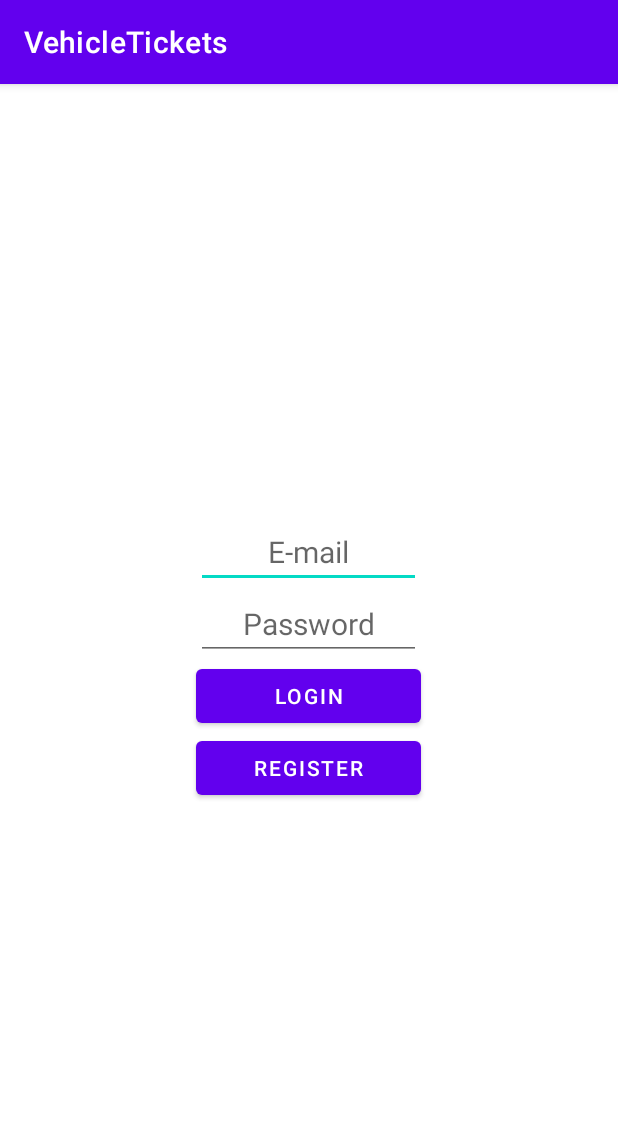
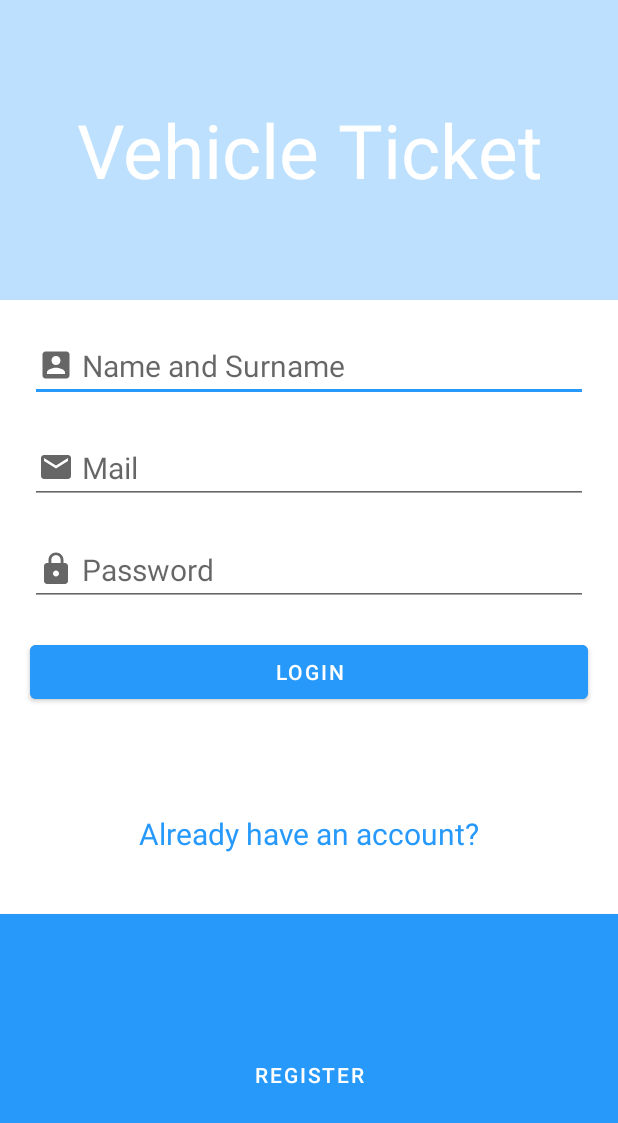
Before and after one commit to utkusaglm/PlaneTicketSystem, an Android app: the screen it shows after launch (LoginActivity), on a phone screen of 412 x 824 dp. Shown: the top 1123 px of the screen. Run offline under Robolectric (Android 15) with nearby library versions, the phone set to English and light mode, and no system bars; our stand-ins replace Firebase (no records; nobody signed in at launch, a user with empty details on screens opened directly).

Commit message:
Changed Layout files of LoginActivity.kt

```diff
--- a/app/build.gradle
+++ b/app/build.gradle
@@ -40,6 +40,8 @@ dependencies {
     implementation 'androidx.appcompat:appcompat:1.2.0'
     implementation 'com.google.android.material:material:1.3.0'
     implementation 'androidx.constraintlayout:constraintlayout:2.0.4'
+    implementation 'androidx.navigation:navigation-fragment:2.2.2'
+    implementation 'androidx.navigation:navigation-ui:2.2.2'
     testImplementation 'junit:junit:4.+'
     androidTestImplementation 'androidx.test.ext:junit:1.1.2'
     androidTestImplementation 'androidx.test.espresso:espresso-core:3.3.0'
--- a/app/src/main/AndroidManifest.xml
+++ b/app/src/main/AndroidManifest.xml
@@ -3,13 +3,13 @@
     package="com.example.vehicletickets">
 
     <application
-        android:usesCleartextTraffic="true"
         android:allowBackup="true"
         android:icon="@mipmap/ic_launcher"
         android:label="@string/app_name"
         android:roundIcon="@mipmap/ic_launcher_round"
         android:supportsRtl="true"
-        android:theme="@style/Theme.VehicleTickets">
+        android:theme="@style/Theme.VehicleTickets"
+        android:usesCleartextTraffic="true">
         <activity android:name=".RegisterActivity" />
         <activity android:name=".MainActivity" />
         <activity android:name=".LoginActivity">
--- a/app/src/main/java/com/example/vehicletickets/LoginActivity.kt
+++ b/app/src/main/java/com/example/vehicletickets/LoginActivity.kt
@@ -22,19 +22,19 @@ class LoginActivity : AppCompatActivity() {
         super.onCreate(savedInstanceState)
         setContentView(R.layout.activity_login)
         auth = Firebase.auth
-        emailEditText=findViewById(R.id.maillogintextView) as EditText
-        passwordEditText=findViewById(R.id.passlogintextView2) as EditText
+        emailEditText=findViewById(R.id.NameSurnameLogin) as EditText
+        passwordEditText=findViewById(R.id.PasswordLogin) as EditText
 
 
         ///if user already login
-        if(auth.currentUser!=null){
+        /*if(auth.currentUser!=null){
             val user = auth.currentUser
             val intent = Intent(this, MainActivity::class.java).apply {
 
             }
 
             startActivity(intent)
-        }
+        }*/
 
     }
 
--- /dev/null
+++ b/app/src/main/res/drawable/lockicon.xml
@@ -0,0 +1,10 @@
+<vector xmlns:android="http://schemas.android.com/apk/res/android"
+    android:width="24dp"
+    android:height="24dp"
+    android:viewportWidth="24"
+    android:viewportHeight="24"
+    android:tint="?attr/colorControlNormal">
+  <path
+      android:fillColor="@android:color/white"
+      android:pathData="M18,8h-1L17,6c0,-2.76 -2.24,-5 -5,-5S7,3.24 7,6v2L6,8c-1.1,0 -2,0.9 -2,2v10c0,1.1 0.9,2 2,2h12c1.1,0 2,-0.9 2,-2L20,10c0,-1.1 -0.9,-2 -2,-2zM12,17c-1.1,0 -2,-0.9 -2,-2s0.9,-2 2,-2 2,0.9 2,2 -0.9,2 -2,2zM15.1,8L8.9,8L8.9,6c0,-1.71 1.39,-3.1 3.1,-3.1 1.71,0 3.1,1.39 3.1,3.1v2z"/>
+</vector>
--- /dev/null
+++ b/app/src/main/res/drawable/mailicon.xml
@@ -0,0 +1,10 @@
+<vector xmlns:android="http://schemas.android.com/apk/res/android"
+    android:width="24dp"
+    android:height="24dp"
+    android:viewportWidth="24"
+    android:viewportHeight="24"
+    android:tint="?attr/colorControlNormal">
+  <path
+      android:fillColor="@android:color/white"
+      android:pathData="M20,4L4,4c-1.1,0 -1.99,0.9 -1.99,2L2,18c0,1.1 0.9,2 2,2h16c1.1,0 2,-0.9 2,-2L22,6c0,-1.1 -0.9,-2 -2,-2zM20,8l-8,5 -8,-5L4,6l8,5 8,-5v2z"/>
+</vector>
--- /dev/null
+++ b/app/src/main/res/drawable/profileicon.xml
@@ -0,0 +1,10 @@
+<vector xmlns:android="http://schemas.android.com/apk/res/android"
+    android:width="24dp"
+    android:height="24dp"
+    android:viewportWidth="24"
+    android:viewportHeight="24"
+    android:tint="?attr/colorControlNormal">
+  <path
+      android:fillColor="@color/wireframe"
+      android:pathData="M3,5v14c0,1.1 0.89,2 2,2h14c1.1,0 2,-0.9 2,-2L21,5c0,-1.1 -0.9,-2 -2,-2L5,3c-1.11,0 -2,0.9 -2,2zM15,9c0,1.66 -1.34,3 -3,3s-3,-1.34 -3,-3 1.34,-3 3,-3 3,1.34 3,3zM6,17c0,-2 4,-3.1 6,-3.1s6,1.1 6,3.1v1L6,18v-1z"/>
+</vector>
--- a/app/src/main/res/layout/activity_login.xml
+++ b/app/src/main/res/layout/activity_login.xml
@@ -10,45 +10,92 @@
     <LinearLayout
         android:layout_width="match_parent"
         android:layout_height="match_parent"
+        android:gravity="top"
         android:orientation="vertical"
         app:layout_constraintBottom_toBottomOf="parent"
         app:layout_constraintEnd_toEndOf="parent"
         app:layout_constraintStart_toStartOf="parent"
-        app:layout_constraintTop_toTopOf="parent"
-        android:gravity="center">
+        app:layout_constraintTop_toTopOf="parent">
+
+        <TextView
+            android:id="@+id/imageView"
+            android:layout_width="match_parent"
+            android:layout_height="200dp"
+            android:text="Vehicle Ticket"
+            android:textSize="50dp"
+            android:textColor="#fff"
+            android:gravity="center"
+            app:srcCompat="@drawable/loginname"
+            android:background="@color/wireframe"/>
 
         <EditText
-            android:id="@+id/maillogintextView"
-            android:layout_width="150dp"
-            android:textSize="20dp"
+            android:id="@+id/NameSurnameLogin"
+            android:layout_width="match_parent"
             android:layout_height="wrap_content"
-            android:gravity="center"
-            android:hint="E-mail" />
+            android:layout_marginLeft="20dp"
+            android:layout_marginTop="20dp"
+            android:layout_marginRight="20dp"
+            android:drawableStart="@drawable/profileicon"
+            android:drawablePadding="5dp"
+            android:hint="Name and Surname"
+            android:paddingLeft="5dp"
+            android:textSize="20sp" />
 
         <EditText
-            android:id="@+id/passlogintextView2"
+            android:id="@+id/MailLogin"
+            android:layout_width="match_parent"
             android:layout_height="wrap_content"
+            android:layout_marginLeft="20dp"
+            android:layout_marginTop="20dp"
+            android:layout_marginRight="20dp"
+            android:drawableStart="@drawable/mailicon"
+            android:drawablePadding="5dp"
+            android:hint="Mail"
+            android:paddingLeft="5dp"
+            android:textSize="20sp" />
+        <EditText
+            android:id="@+id/PasswordLogin"
+            android:layout_width="match_parent"
+            android:layout_height="wrap_content"
+            android:layout_marginLeft="20dp"
+            android:layout_marginTop="20dp"
+            android:layout_marginRight="20dp"
+            android:drawableStart="@drawable/lockicon"
+            android:drawablePadding="5dp"
             android:hint="Password"
-            android:textSize="20dp"
-            android:gravity="center"
-            android:layout_width="150dp"
-            android:inputType="textPassword"/>
+            android:paddingLeft="5dp"
+            android:textSize="20sp" />
 
 
         <Button
-            android:id="@+id/button"
-            android:layout_width="150dp"
+            android:id="@+id/buttonContinue"
+            android:layout_width="match_parent"
+            android:layout_margin="20dp"
             android:layout_height="wrap_content"
-            android:text="login"
             android:onClick="login"
-            />
+            android:layout_gravity="center"
+            android:backgroundTint="@color/deepwireframe"
+            android:text="login" />
+        <TextView
+            android:id="@+id/justtextinlogin"
+            android:layout_width="match_parent"
+            android:layout_height="wrap_content"
+            android:layout_marginTop="50dp"
+            android:textSize="20dp"
+            android:text="Already have an account?"
+            android:textColor="@color/deepwireframe"
+            android:gravity="center"/>
+
         <Button
             android:id="@+id/button2"
-            android:layout_width="150dp"
-            android:layout_height="wrap_content"
-            android:text="Register"
+            android:layout_width="match_parent"
+            android:layout_height="match_parent"
+            android:layout_marginTop="40dp"
             android:onClick="gotoregister"
-            />
+            android:foregroundGravity="bottom"
+            android:background="@color/deepwireframe"
+            android:backgroundTint="@color/deepwireframe"
+            android:text="Register" />
 
     </LinearLayout>
 
--- a/app/src/main/res/values/colors.xml
+++ b/app/src/main/res/values/colors.xml
@@ -5,6 +5,9 @@
     <color name="purple_700">#FF3700B3</color>
     <color name="teal_200">#FF03DAC5</color>
     <color name="teal_700">#FF018786</color>
+    <color name="wireframe">#BCE0FD</color>
     <color name="black">#FF000000</color>
     <color name="white">#FFFFFFFF</color>
+    <color name="deepwireframe">#2699FB</color>
+
 </resources>
--- /dev/null
+++ b/app/src/main/res/values/dimens.xml
@@ -0,0 +1,3 @@
+<resources>
+    <dimen name="fab_margin">16dp</dimen>
+</resources>
--- a/app/src/main/res/values/themes.xml
+++ b/app/src/main/res/values/themes.xml
@@ -1,16 +1,25 @@
 <resources xmlns:tools="http://schemas.android.com/tools">
     <!-- Base application theme. -->
-    <style name="Theme.VehicleTickets" parent="Theme.MaterialComponents.DayNight.DarkActionBar">
+    <style name="Theme.VehicleTickets" parent="Theme.MaterialComponents.DayNight.NoActionBar">
         <!-- Primary brand color. -->
-        <item name="colorPrimary">@color/purple_500</item>
-        <item name="colorPrimaryVariant">@color/purple_700</item>
+        <item name="colorPrimary">@color/deepwireframe</item>
+        <item name="colorPrimaryVariant">@color/wireframe</item>
         <item name="colorOnPrimary">@color/white</item>
         <!-- Secondary brand color. -->
-        <item name="colorSecondary">@color/teal_200</item>
-        <item name="colorSecondaryVariant">@color/teal_700</item>
+        <item name="colorSecondary">@color/deepwireframe</item>
+        <item name="colorSecondaryVariant">@color/deepwireframe</item>
         <item name="colorOnSecondary">@color/black</item>
         <!-- Status bar color. -->
         <item name="android:statusBarColor" tools:targetApi="l">?attr/colorPrimaryVariant</item>
         <!-- Customize your theme here. -->
     </style>
+
+    <style name="Theme.VehicleTickets.NoActionBar">
+        <item name="windowActionBar">false</item>
+        <item name="windowNoTitle">true</item>
+    </style>
+
+    <style name="Theme.VehicleTickets.AppBarOverlay" parent="ThemeOverlay.AppCompat.Dark.ActionBar" />
+
+    <style name="Theme.VehicleTickets.PopupOverlay" parent="ThemeOverlay.AppCompat.Light" />
 </resources>
```
Also changed, not shown: app/src/main/res/drawable/custom_input.xml (added, +20 -0 lines), app/src/main/res/navigation/nav_graph.xml (added, +28 -0 lines), app/src/main/res/values/strings.xml (+9 -0 lines), app/src/main/res/drawable-hdpi/loginname.png (added), app/src/main/res/drawable-ldpi/loginname.png (added), app/src/main/res/drawable-mdpi/loginname.png (added), app/src/main/res/drawable-xhdpi/loginname.png (added), app/src/main/res/drawable-xxhdpi/loginname.png (added), app/src/main/res/drawable-xxxhdpi/loginname.png (added).
